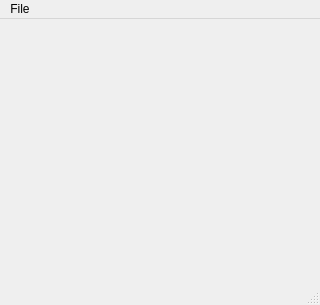
Before: the Qt Designer form GameBeak/src/MainWindow/mainwindow.ui in Daniel-McCarthy/GameBeak, drawn with Qt 5.
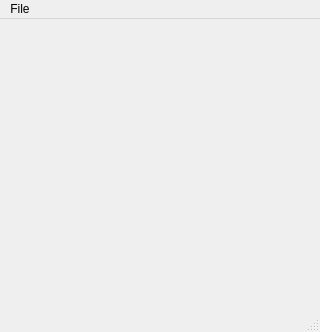
After: the same form once the commit is applied.

Commit message:
MainWindow UI: Resized window after removal of QToolBar
The resolution of the gameboy is 160x144. The target resolution by default is 2x (320x288).

The QToolBar has been removed, which reduces some vertical space requirements. However, the menu strip still exists. Further, the grip bar at the bottom has to be factored in so that the full screen will appear in addition to the grip bar.

The new resolution is 320x332.

Diff of the .ui file:
```diff
--- a/GameBeak/src/MainWindow/mainwindow.ui
+++ b/GameBeak/src/MainWindow/mainwindow.ui
@@ -7,7 +7,7 @@
     <x>0</x>
     <y>0</y>
     <width>320</width>
-    <height>305</height>
+    <height>332</height>
    </rect>
   </property>
   <property name="windowTitle">
```
